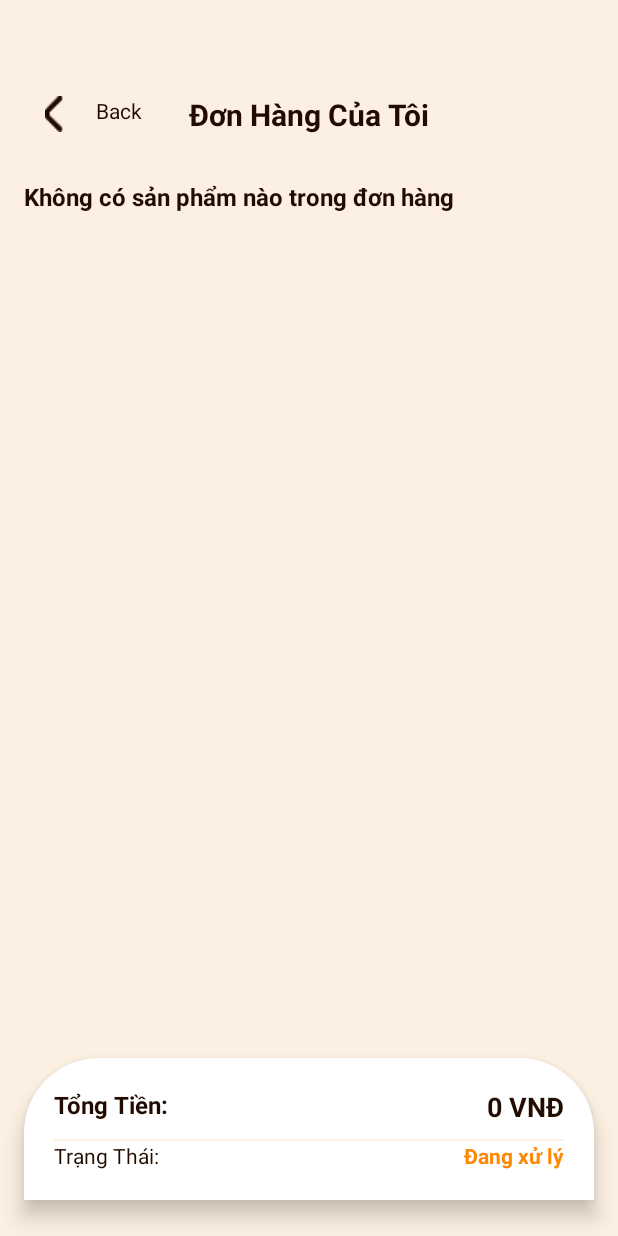
After one commit to 22130230-TranNgocQuang/ltmobile_coffeeshop, an Android app: the MyOrderActivity screen opened directly, with no data from a screen before it, on a phone screen of 412 x 824 dp. The commit adds this screen. Run offline under Robolectric (Android 15) with nearby library versions, the phone set to English and light mode, and no system bars; 3 statements that could not run were skipped.

Commit message:
updateMyOrder

```diff
--- a/app/src/main/AndroidManifest.xml
+++ b/app/src/main/AndroidManifest.xml
@@ -22,6 +22,10 @@
             android:name=".Activity.DetailActivity"
             android:exported="false" />
         <activity
+                android:name=".Activity.MyOrderActivity"
+                android:exported="false" />
+
+        <activity
             android:name=".Activity.SplashActivity"
             android:exported="true">
             <intent-filter>
--- a/app/src/main/java/com/example/ltmobile_coffeeshop/Activity/MainActivity.kt
+++ b/app/src/main/java/com/example/ltmobile_coffeeshop/Activity/MainActivity.kt
@@ -32,6 +32,9 @@ class MainActivity: AppCompatActivity() {
     private fun initBottomMenu() {
         binding.cartBtn.setOnClickListener{
             startActivity(Intent(this, CartActivity::class.java))
+        }
+        binding.layoutMyOrder.setOnClickListener{
+            startActivity(Intent(this, MyOrderActivity::class.java))
         }
     }
 
--- /dev/null
+++ b/app/src/main/java/com/example/ltmobile_coffeeshop/Activity/MyOrderActivity.kt
@@ -0,0 +1,90 @@
+package com.example.ltmobile_coffeeshop.Activity
+
+import android.os.Bundle
+import android.view.View
+import androidx.activity.enableEdgeToEdge
+import androidx.appcompat.app.AppCompatActivity
+import androidx.recyclerview.widget.DividerItemDecoration
+import androidx.recyclerview.widget.LinearLayoutManager
+import com.example.ltmobile_coffeeshop.Adapter.MyOrderAdapter
+import com.example.ltmobile_coffeeshop.databinding.ActivityOrderBinding
+import com.example.project1762.Helper.ManagmentCart
+
+class MyOrderActivity : AppCompatActivity() {
+    private lateinit var binding: ActivityOrderBinding
+    private lateinit var managerCart: ManagmentCart
+    private lateinit var adapterOrder: MyOrderAdapter
+
+    override fun onCreate(savedInstanceState: Bundle?) {
+        super.onCreate(savedInstanceState)
+        enableEdgeToEdge()
+        binding = ActivityOrderBinding.inflate(layoutInflater)
+        setContentView(binding.root)
+
+        managerCart = ManagmentCart(this)
+        setupUI()
+        receiveOrderData()
+        setupOrderList()
+    }
+
+    private fun setupUI() {
+        binding.backBtnOrder.setOnClickListener {
+            finish()
+        }
+    }
+
+    private fun receiveOrderData() {
+        val orderTotal = intent.getStringExtra("order_total") ?: "0"
+        val orderStatus = intent.getStringExtra("order_status") ?: "Đang xử lý"
+        val itemsCount = intent.getIntExtra("cart_items_count", 0)
+
+        binding.totalOrderTxt.text = "$orderTotal VNĐ"
+
+        binding.statusOrderTxt.text = orderStatus
+        when (orderStatus) {
+            "Đang xử lý" -> binding.statusOrderTxt.setTextColor(getColor(android.R.color.holo_orange_dark))
+            "Đã xác nhận" -> binding.statusOrderTxt.setTextColor(getColor(android.R.color.holo_blue_dark))
+            "Đã giao hàng" -> binding.statusOrderTxt.setTextColor(getColor(android.R.color.holo_green_dark))
+            "Đã hủy" -> binding.statusOrderTxt.setTextColor(getColor(android.R.color.holo_red_dark))
+            else -> binding.statusOrderTxt.setTextColor(getColor(android.R.color.darker_gray))
+        }
+
+        binding.orderInfoTxt.text = if (itemsCount > 0) {
+            "Có $itemsCount sản phẩm trong đơn hàng"
+        } else {
+            "Không có sản phẩm nào trong đơn hàng"
+        }
+    }
+
+    private fun setupOrderList() {
+        binding.orderListView.layoutManager = LinearLayoutManager(this)
+        binding.orderListView.addItemDecoration(
+            DividerItemDecoration(this, DividerItemDecoration.VERTICAL)
+        )
+        val cartItems = managerCart.getListCart()
+        if (cartItems.isNotEmpty()) {
+            adapterOrder = MyOrderAdapter(cartItems, this)
+            binding.orderListView.adapter = adapterOrder
+            binding.orderListView.visibility = View.VISIBLE
+            binding.orderInfoTxt.text = "Có ${cartItems.size} sản phẩm trong đơn hàng"
+
+            if (intent.getStringExtra("order_total") == null) {
+                updateTotalAmount(cartItems)
+            }
+
+
+        } else {
+            binding.orderListView.visibility = View.GONE
+            binding.orderInfoTxt.text = "Không có sản phẩm nào trong đơn hàng"
+
+        }
+    }
+    private fun updateTotalAmount(items: ArrayList<com.example.ltmobile_coffeeshop.domain.ItemsModel>) {
+        var total = 0.0
+        for (item in items) {
+            total += item.price * item.numberInCart
+        }
+        binding.totalOrderTxt.text = "${Math.round(total)} VNĐ"
+    }
+
+}
--- a/app/src/main/res/layout/activity_main.xml
+++ b/app/src/main/res/layout/activity_main.xml
@@ -273,6 +273,7 @@
                 </LinearLayout>
 
                 <LinearLayout
+                    android:id="@+id/layoutMyOrder"
                     android:layout_width="0dp"
                     android:layout_height="match_parent"
                     android:layout_weight="0.2"
@@ -293,6 +294,7 @@
                         android:textColor="@color/white"
                         android:textSize="10sp" />
                 </LinearLayout>
+
 
                 <LinearLayout
                     android:layout_width="0dp"
--- /dev/null
+++ b/app/src/main/res/layout/activity_order.xml
@@ -0,0 +1,178 @@
+<?xml version="1.0" encoding="utf-8"?>
+<androidx.constraintlayout.widget.ConstraintLayout xmlns:android="http://schemas.android.com/apk/res/android"
+    xmlns:app="http://schemas.android.com/apk/res-auto"
+    xmlns:tools="http://schemas.android.com/tools"
+    android:id="@+id/myOrderLayout"
+    android:layout_width="match_parent"
+    android:layout_height="match_parent"
+    android:background="@color/lightCream"
+    tools:context=".Activity.MyOrderActivity">
+
+    <ScrollView
+        android:id="@+id/scrollViewOrder"
+        android:layout_width="match_parent"
+        android:layout_height="0dp"
+        app:layout_constraintTop_toTopOf="parent"
+        app:layout_constraintBottom_toTopOf="@+id/summaryLayoutOrder">
+
+        <LinearLayout
+            android:layout_width="match_parent"
+            android:layout_height="wrap_content"
+            android:orientation="vertical"
+            android:paddingBottom="16dp">
+
+            <!-- Header Section -->
+            <androidx.constraintlayout.widget.ConstraintLayout
+                android:layout_width="match_parent"
+                android:layout_height="wrap_content"
+                android:layout_marginTop="48dp"
+                android:paddingHorizontal="16dp"
+                android:paddingVertical="8dp">
+
+                <LinearLayout
+                    android:id="@+id/backBtnOrder"
+                    android:layout_width="wrap_content"
+                    android:layout_height="wrap_content"
+                    android:orientation="horizontal"
+                    android:padding="8dp"
+                    android:background="?android:attr/selectableItemBackgroundBorderless"
+                    app:layout_constraintStart_toStartOf="parent"
+                    app:layout_constraintTop_toTopOf="parent"
+                    app:layout_constraintBottom_toBottomOf="parent">
+
+                    <ImageView
+                        android:id="@+id/imageBackOrder"
+                        android:layout_width="24dp"
+                        android:layout_height="24dp"
+                        android:layout_gravity="center_vertical"
+                        app:srcCompat="@drawable/back" />
+
+                    <TextView
+                        android:id="@+id/textBackOrder"
+                        android:layout_width="wrap_content"
+                        android:orientation="horizontal"
+                        android:layout_height="match_parent"
+                        android:layout_marginStart="16dp"
+                        app:layout_constraintBottom_toBottomOf="parent"
+                        app:layout_constraintStart_toStartOf="parent"
+                        app:layout_constraintTop_toTopOf="parent"
+                        android:text="Back"
+                        android:textColor="@color/darkBrown" />
+                </LinearLayout>
+
+                <TextView
+                    android:id="@+id/orderTitleTxt"
+                    android:layout_width="wrap_content"
+                    android:layout_height="wrap_content"
+                    android:text="Đơn Hàng Của Tôi"
+                    android:textColor="@color/darkBrown"
+                    android:textSize="20sp"
+                    android:textStyle="bold"
+                    app:layout_constraintBottom_toBottomOf="parent"
+                    app:layout_constraintEnd_toEndOf="parent"
+                    app:layout_constraintStart_toStartOf="parent"
+                    app:layout_constraintTop_toTopOf="parent" />
+            </androidx.constraintlayout.widget.ConstraintLayout>
+
+            <!-- Order Count or Status Info -->
+            <TextView
+                android:id="@+id/orderInfoTxt"
+                android:layout_width="match_parent"
+                android:layout_height="wrap_content"
+                android:layout_marginHorizontal="16dp"
+                android:layout_marginTop="16dp"
+                android:layout_marginBottom="8dp"
+                android:text="Danh sách đơn hàng: "
+                android:textColor="@color/darkBrown"
+                android:textSize="16sp"
+                android:textStyle="bold" />
+
+            <!-- RecyclerView for Orders -->
+            <androidx.recyclerview.widget.RecyclerView
+                android:id="@+id/orderListView"
+                android:layout_width="match_parent"
+                android:layout_height="match_parent"
+                android:layout_marginHorizontal="16dp"
+                android:paddingVertical="8dp" />
+
+        </LinearLayout>
+    </ScrollView>
+
+    <!-- Summary Section - Fixed at Bottom -->
+    <LinearLayout
+        android:id="@+id/summaryLayoutOrder"
+        android:layout_width="match_parent"
+        android:layout_height="wrap_content"
+        android:layout_marginHorizontal="16dp"
+        android:layout_marginBottom="24dp"
+        android:background="@drawable/white_top_corner_bg"
+        android:elevation="8dp"
+        android:orientation="vertical"
+        android:paddingVertical="20dp"
+        app:layout_constraintBottom_toBottomOf="parent"
+        app:layout_constraintEnd_toEndOf="parent"
+        app:layout_constraintStart_toStartOf="parent">
+
+        <androidx.constraintlayout.widget.ConstraintLayout
+            android:layout_width="match_parent"
+            android:layout_height="wrap_content"
+            android:paddingHorizontal="20dp">
+
+            <!-- Total Amount Row -->
+            <TextView
+                android:id="@+id/textTotalOrder"
+                android:layout_width="wrap_content"
+                android:layout_height="wrap_content"
+                android:text="Tổng Tiền:"
+                android:textColor="@color/darkBrown"
+                android:textSize="16sp"
+                android:textStyle="bold"
+                app:layout_constraintStart_toStartOf="parent"
+                app:layout_constraintTop_toTopOf="parent" />
+
+            <TextView
+                android:id="@+id/totalOrderTxt"
+                android:layout_width="wrap_content"
+                android:layout_height="wrap_content"
+                android:text="0 VNĐ"
+                android:textColor="@color/darkBrown"
+                android:textSize="18sp"
+                android:textStyle="bold"
+                app:layout_constraintEnd_toEndOf="parent"
+                app:layout_constraintTop_toTopOf="parent" />
+
+            <!-- Divider -->
+            <View
+                android:id="@+id/dividerOrder"
+                android:layout_width="match_parent"
+                android:layout_height="1dp"
+                android:layout_marginVertical="12dp"
+                android:background="@color/lightCream"
+                app:layout_constraintTop_toBottomOf="@+id/textTotalOrder" />
+
+            <!-- Status Row -->
+            <TextView
+                android:id="@+id/textStatusOrder"
+                android:layout_width="wrap_content"
+                android:layout_height="wrap_content"
+                android:text="Trạng Thái:"
+                android:textColor="@color/darkBrown"
+                android:textSize="14sp"
+                app:layout_constraintStart_toStartOf="parent"
+                app:layout_constraintTop_toBottomOf="@+id/dividerOrder" />
+
+            <TextView
+                android:id="@+id/statusOrderTxt"
+                android:layout_width="wrap_content"
+                android:layout_height="wrap_content"
+                android:text="Đang xử lý"
+                android:textColor="@android:color/holo_orange_dark"
+                android:textSize="14sp"
+                android:textStyle="bold"
+                app:layout_constraintEnd_toEndOf="parent"
+                app:layout_constraintTop_toBottomOf="@+id/dividerOrder" />
+
+        </androidx.constraintlayout.widget.ConstraintLayout>
+    </LinearLayout>
+
+</androidx.constraintlayout.widget.ConstraintLayout>
```
Also changed, not shown: app/src/main/java/com/example/ltmobile_coffeeshop/Activity/CartActivity.kt (+19 -0 lines), app/src/main/java/com/example/ltmobile_coffeeshop/Activity/ItemsListActivity.kt (+10 -4 lines), app/src/main/java/com/example/ltmobile_coffeeshop/Adapter/MyOrderAdapter.kt (added, +46 -0 lines), app/src/main/res/layout/viewholder_order.xml (added, +74 -0 lines).
